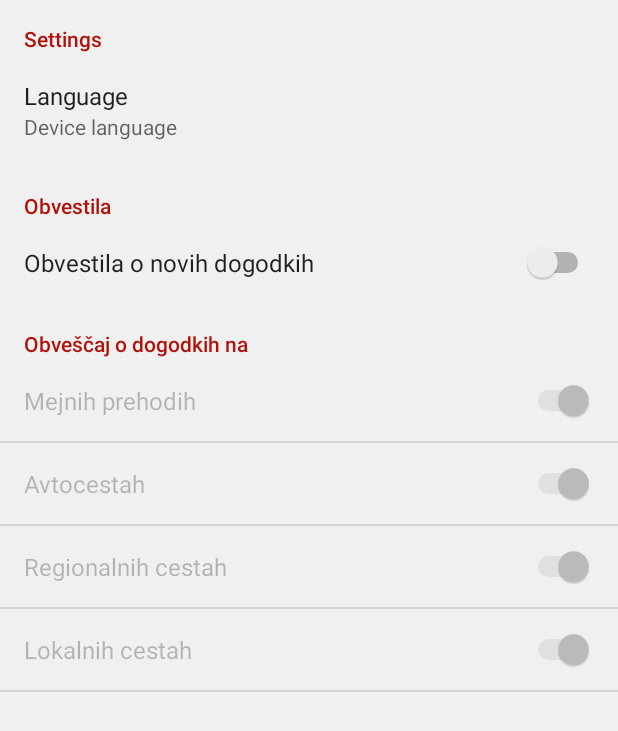
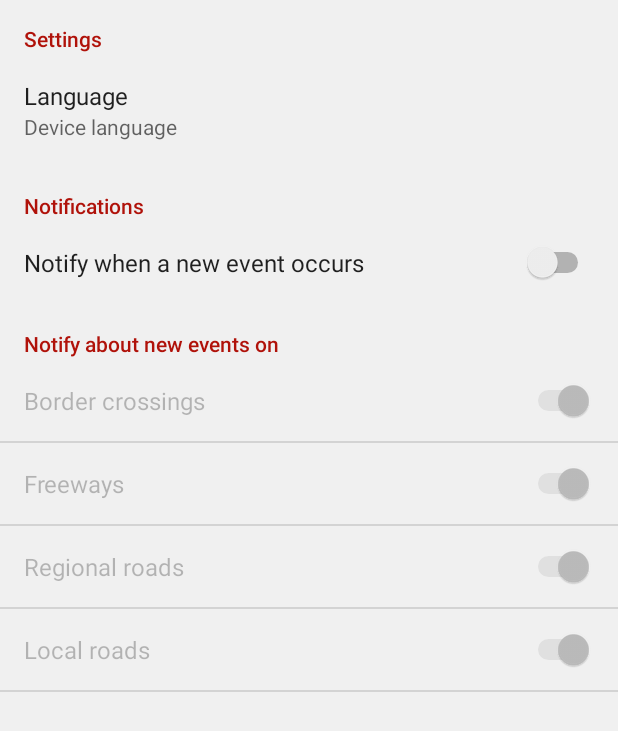
Before and after one commit to izacus/Promet, an Android app: the PrometPreferences screen opened directly, with no data from a screen before it, on a phone screen of 412 x 824 dp. Shown: the top 731 px of the screen. Run offline under Robolectric (Android 15) with nearby library versions, the light colour scheme and no system bars; 1 statement that could not run was skipped.

Commit message:
Localized preferences, updated push settings

```diff
--- a/promet/src/main/AndroidManifest.xml
+++ b/promet/src/main/AndroidManifest.xml
@@ -55,7 +55,7 @@
             </intent-filter>
         </receiver>
         <service android:name=".gcm.PushIntentService" android:exported="false" />
-        <service android:name=".gcm.RegistrationService" android:exported="false" />
+        <service android:name=".gcm.RegistrationService" android:exported="false" android:permission="android.permission.BIND_JOB_SERVICE" />
         <service android:name=".gcm.ClearNotificationsService" android:exported="false" />
 
         <meta-data android:name="com.google.android.gms.version" android:value="@integer/google_play_services_version" />
--- a/promet/src/main/java/si/virag/promet/PrometComponent.java
+++ b/promet/src/main/java/si/virag/promet/PrometComponent.java
@@ -12,6 +12,7 @@ import si.virag.promet.gcm.PushIntentService;
 import si.virag.promet.gcm.RegistrationService;
 import si.virag.promet.map.LocationModule;
 import si.virag.promet.map.MapModule;
+import si.virag.promet.preferences.PrometPreferences;
 
 @Singleton
 @Component(modules = { OpenDataApiModule.class, MapModule.class, PrometApplicationModule.class, PushDataPrometApi.class, NotificationStorageModule.class, LocationModule.class })
@@ -22,4 +23,5 @@ public interface PrometComponent {
     public void inject(MapFragment mapFragment);
     public void inject(RegistrationService registrationService);
     public void inject(PushIntentService pushIntentService);
+    public void inject(PrometPreferences prometPreferences);
 }
--- a/promet/src/main/java/si/virag/promet/gcm/ClearNotificationsService.java
+++ b/promet/src/main/java/si/virag/promet/gcm/ClearNotificationsService.java
@@ -17,5 +17,6 @@ public class ClearNotificationsService extends IntentService {
         realm.beginTransaction();
         realm.allObjects(PushNotification.class).clear();
         realm.commitTransaction();
+        realm.close();
     }
 }
--- a/promet/src/main/java/si/virag/promet/map/LocationModule.java
+++ b/promet/src/main/java/si/virag/promet/map/LocationModule.java
@@ -53,7 +53,6 @@ public class LocationModule implements GoogleApiClient.ConnectionCallbacks, Loca
         }
 
         waitForTimeout.close();
-
         LocationRequest lr = LocationRequest.create();
         lr.setNumUpdates(1);
         lr.setExpirationDuration(1000);
--- a/promet/src/main/java/si/virag/promet/preferences/PrometPreferences.java
+++ b/promet/src/main/java/si/virag/promet/preferences/PrometPreferences.java
@@ -8,6 +8,8 @@ import android.preference.ListPreference;
 import android.preference.PreferenceActivity;
 import android.preference.SwitchPreference;
 
+import javax.inject.Inject;
+
 import si.virag.promet.MainActivity;
 import si.virag.promet.PrometApplication;
 import si.virag.promet.R;
@@ -17,6 +19,8 @@ import si.virag.promet.utils.PrometSettings;
 public class PrometPreferences extends PreferenceActivity implements SharedPreferences.OnSharedPreferenceChangeListener {
 
     private ListPreference langPreference;
+
+    @Inject PrometSettings settings;
 
     @Override
     protected void onCreate(Bundle savedInstanceState) {
@@ -29,6 +33,9 @@ public class PrometPreferences extends PreferenceActivity implements SharedPrefe
 
         langPreference = (ListPreference) findPreference("app_language");
         langPreference.setSummary(langPreference.getEntry());
+
+        PrometApplication application = (PrometApplication) getApplication();
+        application.component().inject(this);
     }
 
     public void onSharedPreferenceChanged(SharedPreferences sharedPreferences, String key) {
@@ -43,6 +50,8 @@ public class PrometPreferences extends PreferenceActivity implements SharedPrefe
             checkSetEnabledNotificationPreferences();
             sharedPreferences.edit().putBoolean(RegistrationService.PREF_SHOULD_UPDATE_GCM_REGISTRATION, true).apply();
         }
+
+        settings.reload();
     }
 
     @Override
--- a/promet/src/main/res/values/strings.xml
+++ b/promet/src/main/res/values/strings.xml
@@ -16,6 +16,13 @@
     <string name="preferences_language_dialog">Choose language</string>
     <string name="preferences_title">Settings</string>
     <string name="list_hint">%1$s\u0020Freeways  %2$s\u0020Border\u0020cross.  %3$s\u0020Reg.\u0020roads  %4$s\u0020Loc.\u0020roads</string>
+    <string name="preferences_notifications">Notifications</string>
+    <string name="preferences_notifications_enabled">Notify when a new event occurs</string>
+    <string name="preferences_notifications_categories">Notify about new events on </string>
+    <string name="preferences_notifications_crossings">Border crossings</string>
+    <string name="preferences_notifications_highways">Freeways</string>
+    <string name="preferences_notifications_regional">Regional roads</string>
+    <string name="preferences_notifications_local">Local roads</string>
 
     <string-array name="road_type_strings">
         <item>@string/freeways</item>
@@ -38,4 +45,19 @@
         <item>en</item>
     </string-array>
 
+    <plurals name="notifications_multiple_title">
+        <item quantity="one">One new event</item>
+        <item quantity="other">%d new events</item>
+    </plurals>
+
+    <plurals name="notifications_multiple_ticker">
+        <item quantity="one">One new traffic event</item>
+        <item quantity="other">%d new traffic events</item>
+    </plurals>
+
+    <plurals name="notifications_multiple_summary">
+        <item quantity="one">… and one more.</item>
+        <item quantity="other">… and %d more.</item>
+    </plurals>
+
 </resources>
--- a/promet/src/main/res/xml/preferences.xml
+++ b/promet/src/main/res/xml/preferences.xml
@@ -15,45 +15,45 @@
 
     </PreferenceCategory>
     <PreferenceCategory
-        android:title="Obvestila">
+        android:title="@string/preferences_notifications">
 
         <SwitchPreference
             android:id="@+id/preferences_notifications"
             android:key="gcm_enabled"
-            android:title="Obvestila o novih dogodkih"
+            android:title="@string/preferences_notifications_enabled"
             android:defaultValue="false"
             />
 
     </PreferenceCategory>
 
     <PreferenceCategory
-        android:title="Obveščaj o dogodkih na">
+        android:title="@string/preferences_notifications_categories">
 
         <SwitchPreference
             android:id="@+id/preferences_notifications_crossings"
             android:key="gcm_crossings"
-            android:title="Mejnih prehodih"
+            android:title="@string/preferences_notifications_crossings"
             android:defaultValue="true"
             />
 
         <SwitchPreference
             android:id="@+id/preferences_notifications_highways"
             android:key="gcm_highways"
-            android:title="Avtocestah"
+            android:title="@string/preferences_notifications_highways"
             android:defaultValue="true"
             />
 
         <SwitchPreference
             android:id="@+id/preferences_notifications_regional"
             android:key="gcm_regional"
-            android:title="Regionalnih cestah"
+            android:title="@string/preferences_notifications_regional"
             android:defaultValue="true"
             />
 
         <SwitchPreference
             android:id="@+id/preferences_notifications_local"
             android:key="gcm_local"
-            android:title="Lokalnih cestah"
+            android:title="@string/preferences_notifications_local"
             android:defaultValue="true"
             />
 
```
Also changed, not shown: promet/src/main/java/si/virag/promet/gcm/NotificationStorageModule.java (+8 -28 lines), promet/src/main/java/si/virag/promet/gcm/PushIntentService.java (+57 -23 lines), promet/src/main/java/si/virag/promet/utils/PrometSettings.java (+5 -4 lines), 1 other file.
